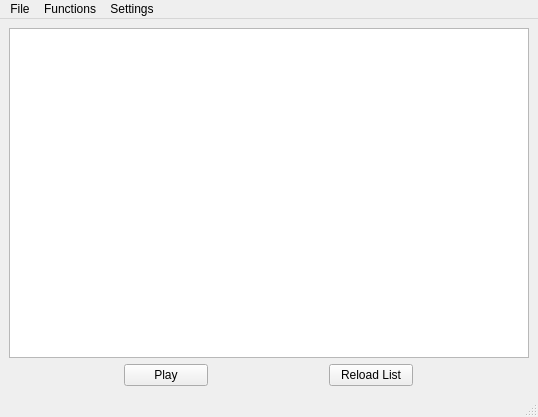
Before: the Qt Designer form core/ui/qtwindow.ui in allanvobraun/SnesGameManager, drawn with Qt 5.
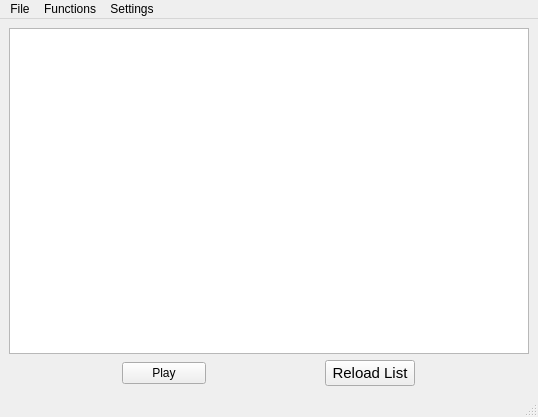
After: the same form once the commit is applied.

```diff
--- a/core/ui/qtwindow.ui
+++ b/core/ui/qtwindow.ui
@@ -95,10 +95,15 @@
         </property>
         <property name="maximumSize">
          <size>
-          <width>84</width>
+          <width>90</width>
           <height>16777215</height>
          </size>
         </property>
+        <property name="font">
+         <font>
+          <pointsize>11</pointsize>
+         </font>
+        </property>
         <property name="text">
          <string>Reload List</string>
         </property>
```
